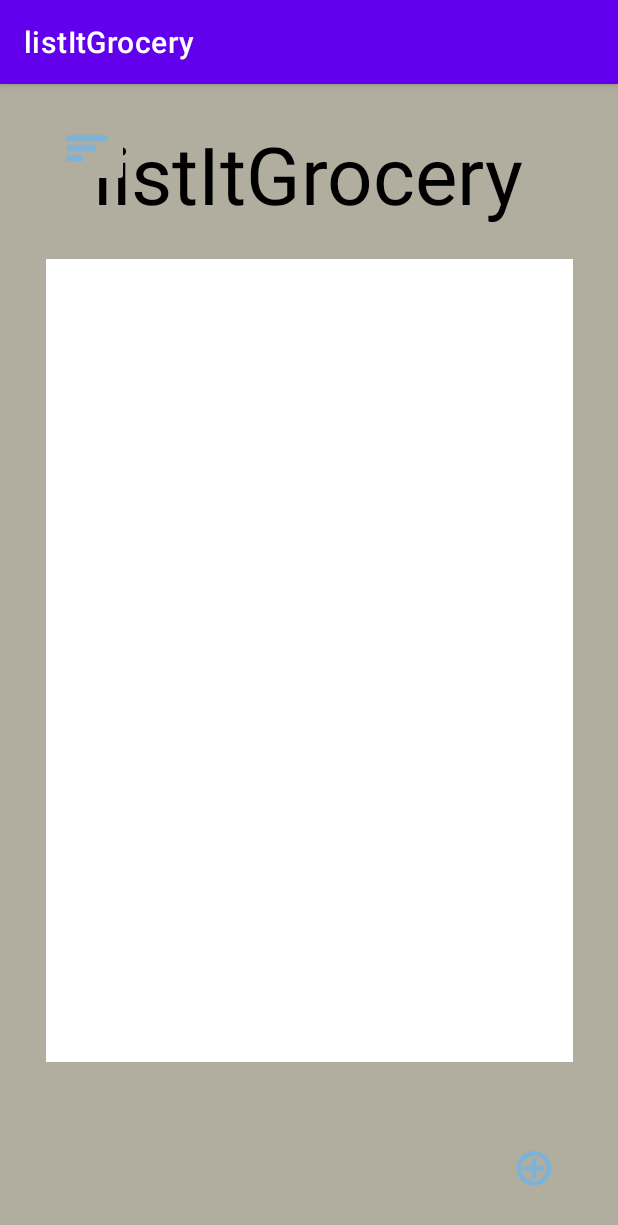
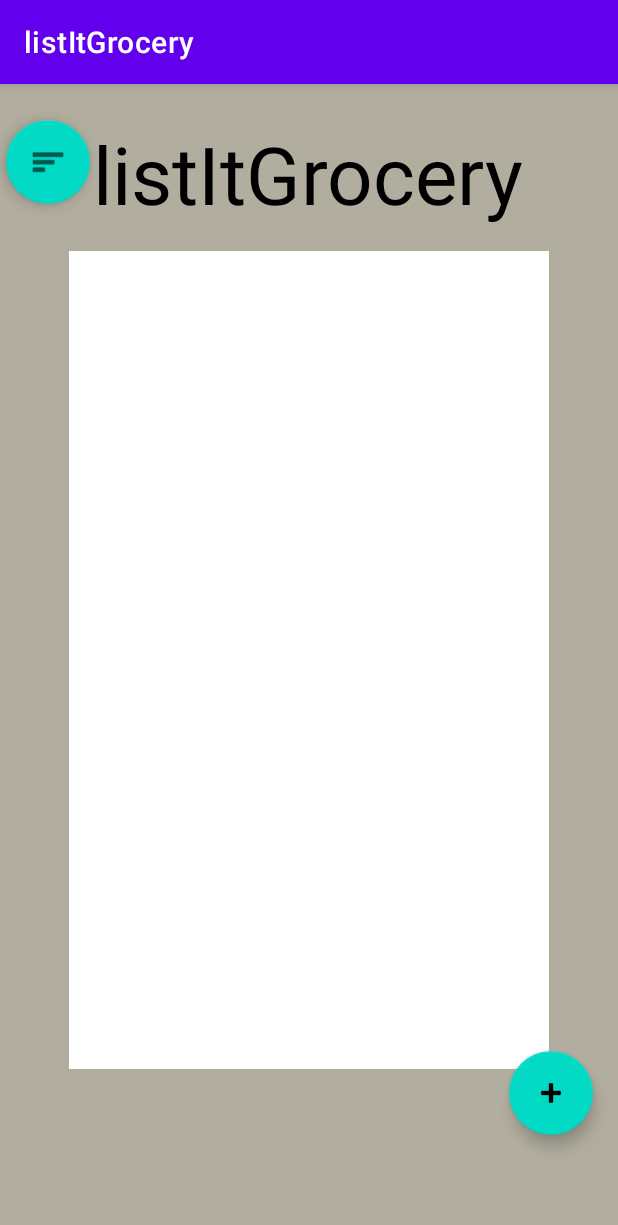
Before and after one commit to cyberAkeshan/listItGrocery, an Android app: the screen it shows after launch (MainActivity), on a phone screen of 412 x 824 dp. Shown: the top 1225 px of the screen. Run offline under Robolectric (Android 15) with nearby library versions, the phone set to English and light mode, and no system bars.

```diff
--- a/app/src/main/java/com/example/listitgrocery/MainActivity.java
+++ b/app/src/main/java/com/example/listitgrocery/MainActivity.java
@@ -1,14 +1,78 @@
 package com.example.listitgrocery;
 
 import androidx.appcompat.app.AppCompatActivity;
+import androidx.recyclerview.widget.DefaultItemAnimator;
+import androidx.recyclerview.widget.LinearLayoutManager;
+import androidx.recyclerview.widget.RecyclerView;
 
+import android.annotation.SuppressLint;
+import android.app.AlertDialog;
+import android.content.DialogInterface;
 import android.os.Bundle;
+import android.text.Editable;
+import android.view.View;
+import android.widget.EditText;
+import android.widget.FrameLayout;
+
+import com.google.android.material.floatingactionbutton.FloatingActionButton;
+
+import java.util.ArrayList;
 
 public class MainActivity extends AppCompatActivity {
+
+    private ArrayList<Grocery> gList;
+    private RecyclerView recyclerView;
 
     @Override
     protected void onCreate(Bundle savedInstanceState) {
         super.onCreate(savedInstanceState);
         setContentView(R.layout.activity_main);
+
+        FloatingActionButton addButton = findViewById(R.id.floatingActionButton);
+        FloatingActionButton settingsButton = findViewById(R.id.floatingActionButton2);
+
+        recyclerView = findViewById(R.id.r);
+        gList = new ArrayList<>();
+        addButton.setOnClickListener(new View.OnClickListener() {
+            @SuppressLint("ResourceType")
+            @Override
+            public void onClick(View view) {
+                final EditText input = new EditText(MainActivity.this);
+
+                AlertDialog.Builder builder = new AlertDialog.Builder(MainActivity.this);
+                builder.setTitle("Neue Liste");
+                builder.setMessage("Name eingeben");
+                builder.setView(input);
+                builder.setPositiveButton("Erstellen", new DialogInterface.OnClickListener() {
+                    public void onClick(DialogInterface dialog, int whichButton) {
+                        if(input.getText().toString().isEmpty()==false){
+                            setList(input.getText().toString());
+                            updateLayout();
+                        }
+                    }
+                });
+                builder.setNegativeButton("Abbrechen", new DialogInterface.OnClickListener() {
+                    public void onClick(DialogInterface dialog, int whichButton) {
+                        // Do nothing.
+                    }
+                });
+                builder.show();
+            }
+        });
+
     }
+
+    private void updateLayout() {
+        AdapterRecycler adapter = new AdapterRecycler(gList);
+        RecyclerView.LayoutManager layoutManager = new LinearLayoutManager(getApplicationContext());
+        recyclerView.setLayoutManager(layoutManager);
+        recyclerView.setItemAnimator(new DefaultItemAnimator());
+        recyclerView.setAdapter(adapter);
+    }
+
+    private void setList(String text) {
+            gList.add(new Grocery(text));
+    }
+
+
 }
--- a/app/src/main/java/com/example/listitgrocery/Recipe.java
+++ b/app/src/main/java/com/example/listitgrocery/Recipe.java
@@ -1,7 +1,7 @@
 package com.example.listitgrocery;
 
 public class Recipe { //implements Recipe API
-
+/*
     private String recipeName;
     private GroceryList ingredients;
 
@@ -15,5 +15,4 @@ public class Recipe { //implements Recipe API
 
     public GroceryList getIngredients() {
         return ingredients;
-    }
-}
+ */   }
--- a/app/src/main/res/layout/activity_main.xml
+++ b/app/src/main/res/layout/activity_main.xml
@@ -21,48 +21,49 @@
         app:layout_constraintTop_toTopOf="parent"
         app:layout_constraintVertical_bias="0.034" />
 
-    <ImageButton
-        android:id="@+id/imageButton"
+    <com.google.android.material.floatingactionbutton.FloatingActionButton
+        android:id="@+id/floatingActionButton"
+        android:layout_width="wrap_content"
+        android:layout_height="633dp"
+        android:clickable="true"
+        app:layout_constraintBottom_toBottomOf="parent"
+        app:layout_constraintEnd_toEndOf="parent"
+        app:layout_constraintHorizontal_bias="0.954"
+        app:layout_constraintStart_toStartOf="parent"
+        app:layout_constraintTop_toTopOf="parent"
+        app:layout_constraintVertical_bias="0.905"
+        app:srcCompat="@android:drawable/ic_input_add" />
+
+    <com.google.android.material.floatingactionbutton.FloatingActionButton
+        android:id="@+id/floatingActionButton2"
         android:layout_width="wrap_content"
         android:layout_height="wrap_content"
-        android:backgroundTint="#B1AD9F"
-        app:layout_constraintBottom_toBottomOf="parent"
-        app:layout_constraintEnd_toEndOf="parent"
-        app:layout_constraintHorizontal_bias="0.084"
+        android:layout_marginStart="4dp"
+        android:layout_marginTop="24dp"
+        android:clickable="true"
         app:layout_constraintStart_toStartOf="parent"
         app:layout_constraintTop_toTopOf="parent"
-        app:layout_constraintVertical_bias="0.023"
         app:srcCompat="@android:drawable/ic_menu_sort_by_size"
-        app:tint="#59B6FF" />
+        tools:ignore="MissingConstraints" />
 
     <FrameLayout
         android:id="@+id/frameLayout"
-        android:layout_width="351dp"
-        android:layout_height="535dp"
-        android:background="#F8F5F5"
-        android:backgroundTint="#FFFFFF"
+        android:layout_width="320dp"
+        android:layout_height="545dp"
+        android:layout_marginStart="1dp"
+        android:layout_marginEnd="1dp"
+        android:layout_marginBottom="1dp"
+        android:background="@color/white"
         app:layout_constraintBottom_toBottomOf="parent"
         app:layout_constraintEnd_toEndOf="parent"
         app:layout_constraintStart_toStartOf="parent"
-        app:layout_constraintTop_toTopOf="parent">
+        app:layout_constraintTop_toTopOf="parent"
+        app:layout_constraintVertical_bias="0.502" >
 
         <androidx.recyclerview.widget.RecyclerView
+            android:id="@+id/r"
             android:layout_width="match_parent"
             android:layout_height="match_parent" />
     </FrameLayout>
 
-    <ImageButton
-        android:id="@+id/imageButton2"
-        android:layout_width="80dp"
-        android:layout_height="80dp"
-        android:backgroundTint="#B1AD9F"
-        app:layout_constraintBottom_toBottomOf="parent"
-        app:layout_constraintEnd_toEndOf="parent"
-        app:layout_constraintHorizontal_bias="0.951"
-        app:layout_constraintStart_toStartOf="parent"
-        app:layout_constraintTop_toTopOf="parent"
-        app:layout_constraintVertical_bias="0.992"
-        app:srcCompat="@android:drawable/ic_menu_add"
-        app:tint="#59B6FF" />
-
 </androidx.constraintlayout.widget.ConstraintLayout>
--- a/build.gradle
+++ b/build.gradle
@@ -1,5 +1,5 @@
 // Top-level build file where you can add configuration options common to all sub-projects/modules.
 plugins {
-    id 'com.android.application' version '7.3.0' apply false
-    id 'com.android.library' version '7.3.0' apply false
+    id 'com.android.application' version '7.3.1' apply false
+    id 'com.android.library' version '7.3.1' apply false
 }
```
Also changed, not shown: app/src/main/java/com/example/listitgrocery/AdapterRecycler.java (added, +48 -0 lines), app/src/main/java/com/example/listitgrocery/Grocery.java (added, +18 -0 lines), app/src/main/java/com/example/listitgrocery/GroceryList.java (deleted, +0 -29 lines), app/src/main/res/layout/activity_grocerylist.xml (added, +17 -0 lines), app/src/main/res/layout/layout_recyclerlistview.xml (added, +24 -0 lines).
